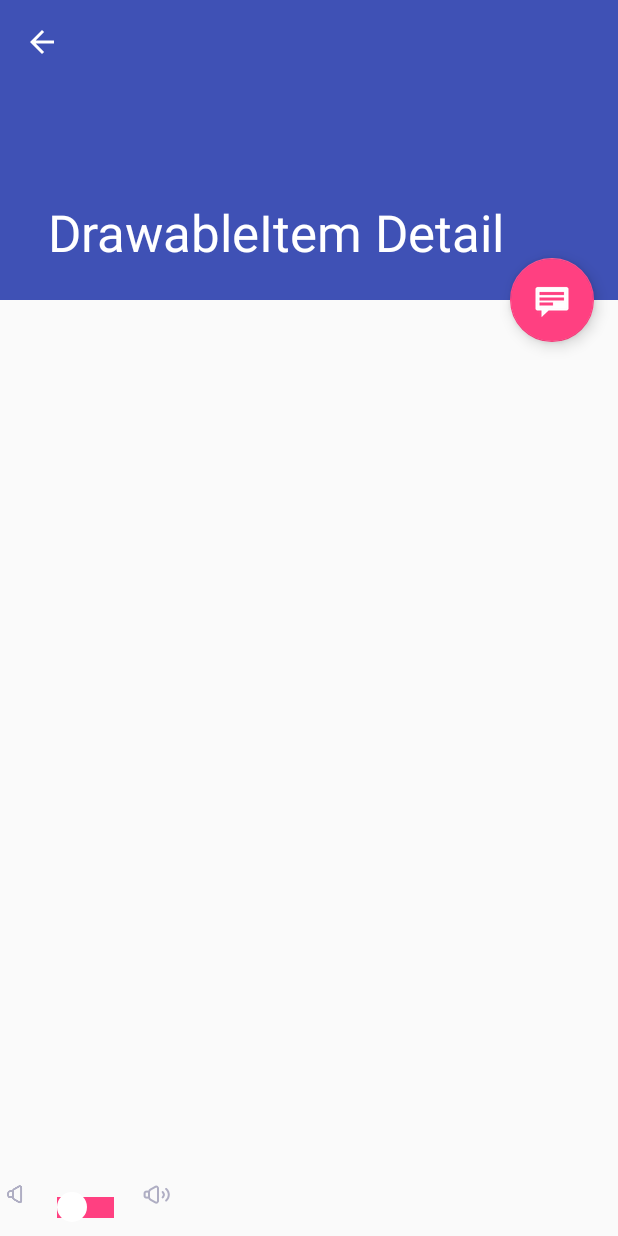
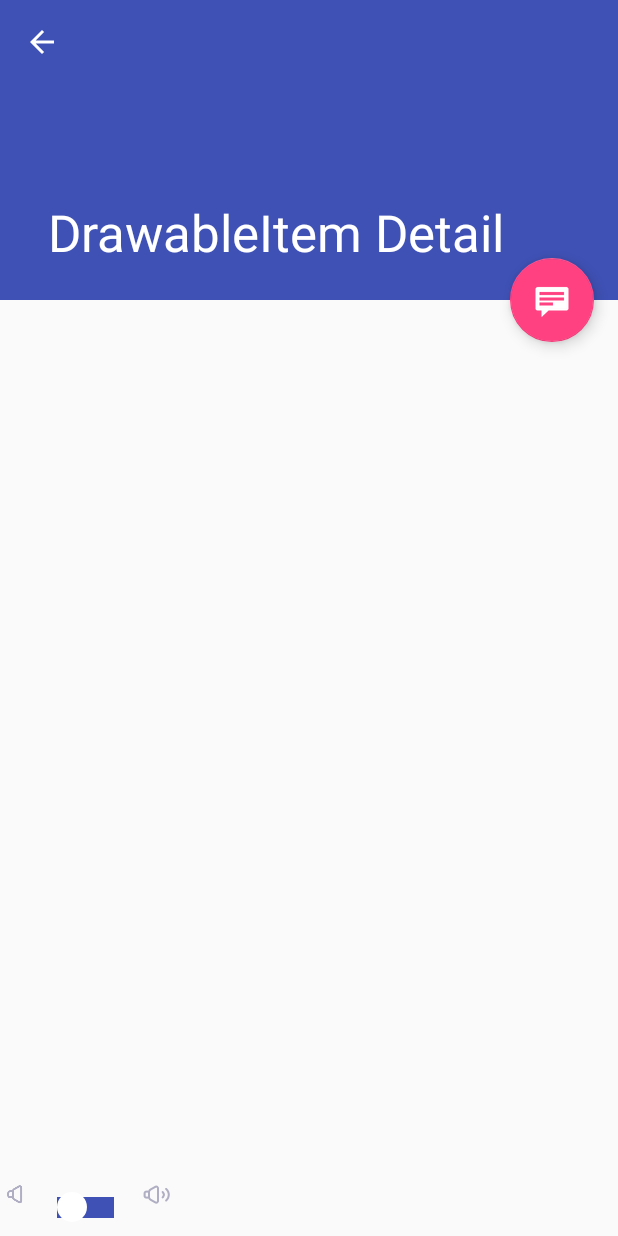
Before and after one commit to inputmethod/Drawable, an Android app: the DrawableItemDetailActivity screen opened directly, with no data from a screen before it, on a phone screen of 412 x 824 dp. Run offline under Robolectric (Android 15) with nearby library versions, the light colour scheme and no system bars; 1 statement that could not run was skipped.

Commit message:
improve Flat Check View.

```diff
--- a/app/src/main/java/com/funyoung/drawable/DrawableItemDetailActivity.java
+++ b/app/src/main/java/com/funyoung/drawable/DrawableItemDetailActivity.java
@@ -1,25 +1,20 @@
 package com.funyoung.drawable;
 
-import android.content.Context;
 import android.content.Intent;
 import android.graphics.Color;
-import android.graphics.drawable.GradientDrawable;
 import android.os.Bundle;
 import android.support.design.widget.FloatingActionButton;
 import android.support.design.widget.Snackbar;
+import android.support.v4.app.NavUtils;
 import android.support.v4.content.ContextCompat;
+import android.support.v7.app.ActionBar;
+import android.support.v7.app.AppCompatActivity;
 import android.support.v7.widget.Toolbar;
 import android.util.Log;
+import android.view.MenuItem;
 import android.view.View;
-import android.support.v7.app.AppCompatActivity;
-import android.support.v7.app.ActionBar;
-import android.support.v4.app.NavUtils;
-import android.view.MenuItem;
 
-import com.funyoung.views.FixCrashSeekBar;
-import com.funyoung.views.SeekBarBackground;
-import com.funyoung.views.SeekBarProgress;
-import com.funyoung.views.SeekBarUtils;
+import com.funyoung.views.FlatCheckView;
 
 /**
  * An activity representing a single DrawableItem detail screen. This
@@ -97,13 +92,16 @@ public class DrawableItemDetailActivity extends AppCompatActivity {
 
 
 
-    private FixCrashSeekBar soundSeek;
+    private FlatCheckView soundSeek;
     private void setup() {
-        soundSeek = (FixCrashSeekBar) findViewById(R.id.seekbar);
-        initSeekBar(getApplicationContext());
+        soundSeek = (FlatCheckView) findViewById(R.id.seekbar);
+        soundSeek.initSeekBar(getApplicationContext());
+        int normalColor = ContextCompat.getColor(this, R.color.colorPrimary);
+        int highlightColor = ContextCompat.getColor(this, R.color.colorAccent);
+        applyTheme(normalColor, highlightColor);
+
         soundSeek.setOnProgressChangeListener(mSeekBarChangeListener);
 
-        initValues();
     }
 
     private void initValues() {
@@ -142,58 +140,23 @@ public class DrawableItemDetailActivity extends AppCompatActivity {
         }
     }
 
-    FixCrashSeekBar.OnProgressChangeListener mSeekBarChangeListener = new FixCrashSeekBar.OnProgressChangeListener() {
+    FlatCheckView.OnProgressChangeListener mSeekBarChangeListener = new FlatCheckView.OnProgressChangeListener() {
         @Override
-        public void onProgressChanged(FixCrashSeekBar seekBar, boolean progress) {
+        public void onProgressChanged(FlatCheckView seekBar, boolean progress) {
             int id = seekBar.getId();
             saveValue(id, progress);
         }
     };
-
 
     public void refreshUi() {
         initValues();
     }
 
     public void applyTheme(int normalColor, int highlightColor) {
+        soundSeek.applyTrackColor(normalColor, highlightColor);
+//        soundSeek.applySeekThumbColor(normalColor, highlightColor, highlightColor);
+        soundSeek.applySeekThumbColor(Color.WHITE, Color.WHITE, Color.WHITE);
+
         refreshUi();
-        applySeekThumbColor(normalColor, highlightColor, highlightColor);
-        applyProgressColor(normalColor, highlightColor);
-    }
-
-    private SeekBarProgress seekBarProgress;
-    private SeekBarBackground seekBarBackground;
-    void initSeekBar(Context context) {
-        float density = context.getResources().getDisplayMetrics().density;
-        float radius = density * 7f;
-
-        seekBarProgress = new SeekBarProgress(context);
-//        GradientDrawable pressed = new GradientDrawable();
-//        pressed.setSize(size + 4, size + 4);
-//        pressed.setCornerRadius(size / 2 + 2);
-//        pressed.setColor(pressedColor);
-//        seekBarProgress = pressed
-
-        seekBarBackground = new SeekBarBackground(context);
-//        soundSeek.setMaxAndProgress(10, 0);
-        soundSeek.setDrawableProgress(seekBarProgress);
-        soundSeek.setDrawableBkg(seekBarBackground);
-
-        int progressColor = ContextCompat.getColor(context, R.color.colorAccent);
-        int highlightColor = ContextCompat.getColor(context, R.color.colorPrimary);
-        applySeekThumbColor(Color.WHITE, Color.WHITE, Color.WHITE);
-        applyProgressColor(progressColor, highlightColor);
-    }
-
-    private void applySeekThumbColor(int normalColor, int highlightStartColor, int highlightEndColor) {
-        float density = getResources().getDisplayMetrics().density;
-        int size = Math.round(20 * density);
-
-        soundSeek.setThumb(SeekBarUtils.getVolumeThumbDrawable(normalColor, highlightStartColor, highlightEndColor, size));
-    }
-
-    private void applyProgressColor(int normalColor, int highlightColor) {
-        seekBarBackground.setColor(normalColor);
-        seekBarProgress.setColor(highlightColor);
     }
 }
--- a/app/src/main/java/com/funyoung/views/FixCrashSeekBar.java
+++ b/app/src/main/java/com/funyoung/views/FlatCheckView.java
@@ -11,22 +11,22 @@ import android.view.View;
 /**
  */
 
-public class FixCrashSeekBar extends View {
+public class FlatCheckView extends View {
     private boolean checked;
 
     private SeekBarUtils.SeekBarStateListDrawable mThumb;
-    private Drawable mDrawableBkg;
-    private Drawable mDrawableProgress;
+    private SeekBarBackground mDrawableBkg;
+    private SeekBarProgress mDrawableProgress;
     private int mStripMargin;
     private float mStripHeight;
     private OnProgressChangeListener mOnProgressChangeListener;
 
-    public FixCrashSeekBar(Context context) {
+    public FlatCheckView(Context context) {
         super(context);
         setUp(context);
     }
 
-    public FixCrashSeekBar(Context context, @Nullable AttributeSet attrs) {
+    public FlatCheckView(Context context, @Nullable AttributeSet attrs) {
         super(context, attrs);
         setUp(context);
     }
@@ -41,11 +41,11 @@ public class FixCrashSeekBar extends View {
         mOnProgressChangeListener = onProgressChangeListener;
     }
 
-    public void setDrawableProgress(Drawable drawableProgress) {
+    public void setDrawableProgress(SeekBarProgress drawableProgress) {
         mDrawableProgress = drawableProgress;
     }
 
-    public void setDrawableBkg(Drawable drawableBkg) {
+    public void setDrawableBkg(SeekBarBackground drawableBkg) {
         mDrawableBkg = drawableBkg;
     }
 
@@ -184,6 +184,22 @@ public class FixCrashSeekBar extends View {
     }
 
     public interface OnProgressChangeListener {
-        void onProgressChanged(FixCrashSeekBar seekBar, boolean check);
+        void onProgressChanged(FlatCheckView seekBar, boolean check);
+    }
+
+    public void initSeekBar(Context context) {
+        mDrawableBkg = new SeekBarBackground(context);
+        mDrawableProgress = new SeekBarProgress(context);
+    }
+
+    public void applySeekThumbColor(int normalColor, int highlightStartColor, int highlightEndColor) {
+        float density = getResources().getDisplayMetrics().density;
+        int size = Math.round(20 * density);
+        setThumb(SeekBarUtils.getVolumeThumbDrawable(normalColor, highlightStartColor, highlightEndColor, size));
+    }
+
+    public void applyTrackColor(int normalColor, int highlightColor) {
+        mDrawableBkg.setColor(normalColor);
+        mDrawableProgress.setColor(highlightColor);
     }
 }
--- a/app/src/main/res/layout/including_sound_volume_bar.xml
+++ b/app/src/main/res/layout/including_sound_volume_bar.xml
@@ -16,7 +16,7 @@
         android:contentDescription="@string/sound_volume_bar_low"
         android:src="@drawable/sound_volume_low"/>
 
-    <com.funyoung.views.FixCrashSeekBar
+    <com.funyoung.views.FlatCheckView
         android:id="@+id/seekbar"
         android:layout_width="38.33dp"
         android:layout_height="28.33dp"
```
